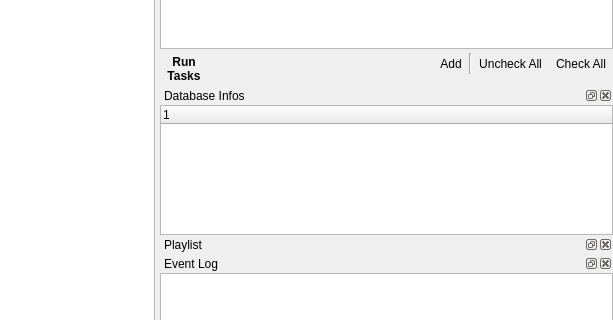
First picture: the form in uman/src/QUMainWindow.ui, repository UltraStar-Deluxe/UltraStar-Manager, before the edit; both pictures show x 299 to 912 and y 318 to 638 of the 912 by 765 pixel window.
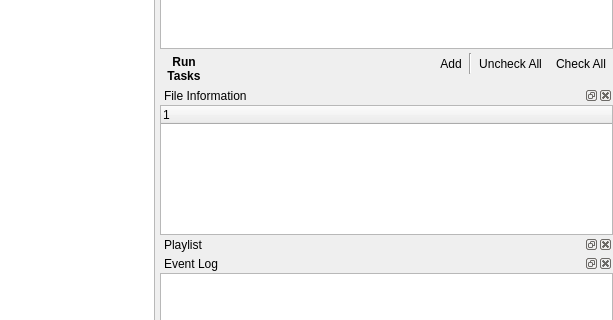
Second picture: the form after the edit. Icons and pictures are not drawn. Custom widgets are drawn as their Qt base class.

Diff of the .ui file:
```diff
--- a/uman/src/QUMainWindow.ui
+++ b/uman/src/QUMainWindow.ui
@@ -781,7 +781,7 @@
       <item>
        <widget class="QDockWidget" name="previewDock" >
         <property name="windowTitle" >
-         <string>Database Infos</string>
+         <string>File Information</string>
         </property>
         <widget class="QWidget" name="dockWidgetContents_4" >
          <property name="geometry" >
```
